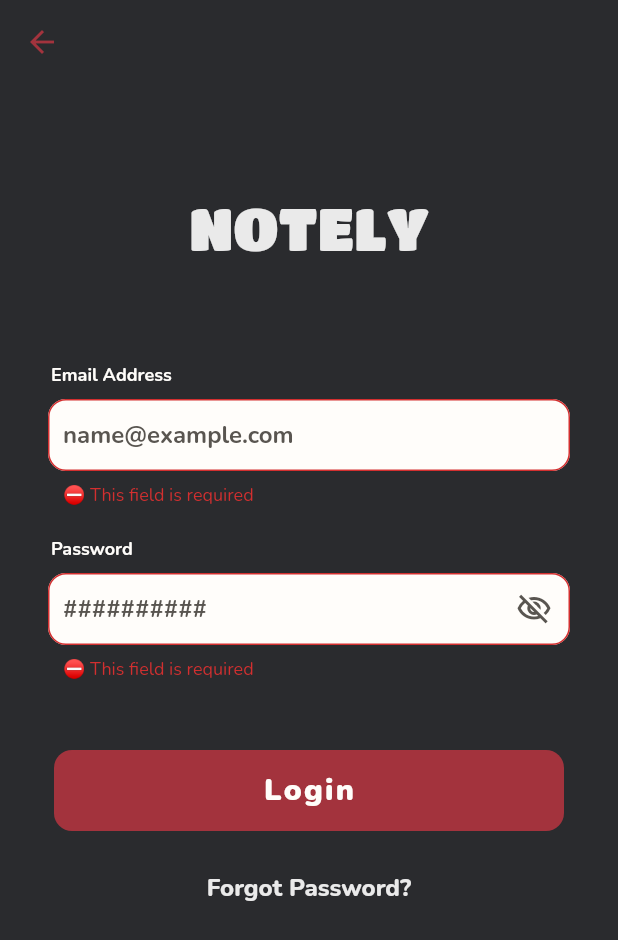
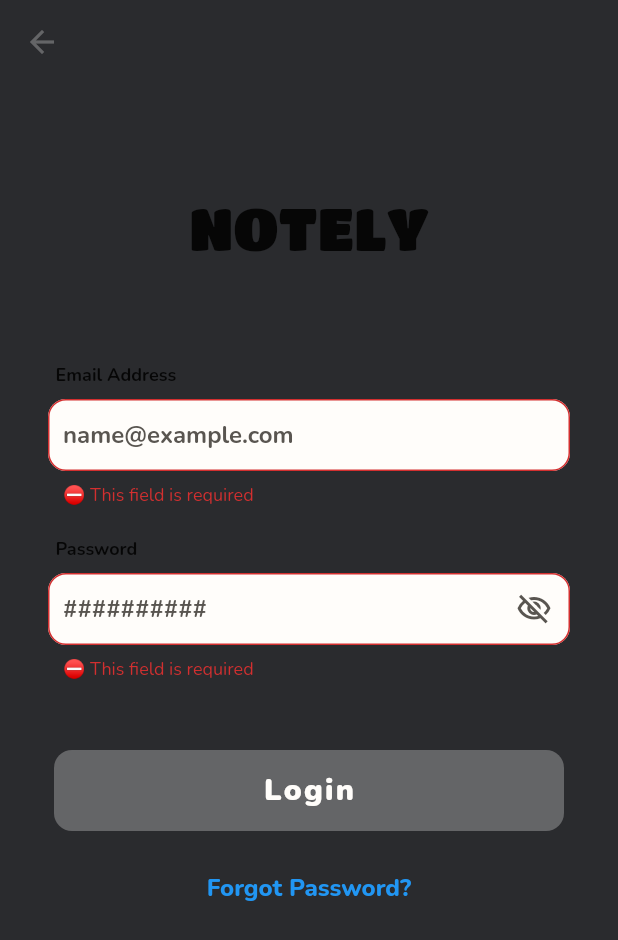
Before and after one commit to rabianurtunen0/Notely, a Flutter app: the Login screen opened directly, after a tap on "Login", on a phone screen of 412 x 824 dp. Shown: the top 940 px of the screen. Run offline on Flutter 3.47's test engine with Material 2 defaults, Android fonts, the phone set to English and light mode, and no system bars; our stand-ins replace cloud_firestore, firebase_auth, firebase_core, fluttertoast, get; accounts and stored records are empty.

Commit message:
colors changed

```diff
--- a/lib/login.dart
+++ b/lib/login.dart
@@ -2,7 +2,7 @@ import 'package:firebase_auth/firebase_auth.dart';
 import 'package:flutter/material.dart';
 import 'package:fluttertoast/fluttertoast.dart';
 import 'package:get/get.dart';
-import 'package:hive/hive.dart';
+import 'package:notely/createaccount.dart';
 import 'package:notely/passwordreset.dart';
 import 'package:notely/startseite.dart';
 
@@ -21,34 +21,6 @@ class _LoginState extends State<Login> {
   final _fromKey = GlobalKey<FormState>();
 
   bool _isVisible = true;
-  /*
-  bool _isChecked = false;
-  late Box box1;
-
-  @override
-  void initState() {
-    super.initState();
-    createBox();
-  }
-
-  void createBox() async {
-    box1 = await Hive.openBox('signData');
-    getData();
-  }
-
-  void getData() {
-    if (box1.get('email') != null) {
-      emailEditingController.text = box1.get('email');
-      _isChecked = true;
-      setState(() {});
-    }
-    if (box1.get('password') != null) {
-      passwordEditingController.text = box1.get('password');
-      _isChecked = true;
-      setState(() {});
-    }
-  }
-  */
 
   @override
   Widget build(BuildContext context) {
@@ -59,11 +31,12 @@ class _LoginState extends State<Login> {
         backgroundColor: Colors.transparent,
         elevation: 0,
         leading: IconButton(
-          onPressed: () => Get.back(),
-          icon: const Icon(
+          onPressed: () => Get.to(const CreateAccount()),
+          icon: Icon(
             Icons.arrow_back,
-            color: Color(0XFFA3333D),
+            color: Theme.of(context).highlightColor,
           ),
+          splashRadius: 20.0,
         ),
       ),
       body: SafeArea(
@@ -76,27 +49,27 @@ class _LoginState extends State<Login> {
                 Container(
                   alignment: Alignment.center,
                   margin: const EdgeInsets.fromLTRB(0.0, 40.0, 0.0, 48.0),
-                  child: const Text(
+                  child: Text(
                     'NOTELY',
                     style: TextStyle(
                       fontFamily: 'Titan One',
                       fontStyle: FontStyle.normal,
                       fontWeight: FontWeight.w400,
                       fontSize: 40,
-                      color: Color(0XFFEAEAEA),
+                      color: Theme.of(context).textSelectionTheme.selectionColor,
                     ),
                   ),
                 ),
                 Container(
                   alignment: Alignment.topLeft,
-                  margin: const EdgeInsets.fromLTRB(2.0, 20.0, 0.0, 8.0),
-                  child: const Text(
+                  margin: const EdgeInsets.fromLTRB(5.0, 20.0, 0.0, 8.0),
+                  child: Text(
                     'Email Address',
                     style: TextStyle(
                       fontStyle: FontStyle.normal,
                       fontWeight: FontWeight.w700,
                       fontSize: 12,
-                      color: Color(0XFFFFFDFA),
+                      color: Theme.of(context).textSelectionTheme.selectionColor,
                     ),
                   ),
                 ),
@@ -157,14 +130,14 @@ class _LoginState extends State<Login> {
                 ),
                 Container(
                   alignment: Alignment.topLeft,
-                  margin: const EdgeInsets.fromLTRB(2.0, 20.0, 0.0, 8.0),
-                  child: const Text(
+                  margin: const EdgeInsets.fromLTRB(5.0, 20.0, 0.0, 8.0),
+                  child: Text(
                     'Password',
                     style: TextStyle(
                       fontStyle: FontStyle.normal,
                       fontWeight: FontWeight.w700,
                       fontSize: 12,
-                      color: Color(0XFFFFFDFA),
+                      color: Theme.of(context).textSelectionTheme.selectionColor,
                     ),
                   ),
                 ),
@@ -222,6 +195,7 @@ class _LoginState extends State<Login> {
                               : Icons.visibility_outlined,
                           color: const Color(0XFF595550),
                         ),
+                        splashColor: Colors.transparent,
                       ),
                       enabledBorder: OutlineInputBorder(
                         borderSide: const BorderSide(color: Color(0XFFF2E5D5)),
@@ -237,33 +211,6 @@ class _LoginState extends State<Login> {
                     ),
                   ),
                 ),
-                /*
-                Container(
-                  margin: const EdgeInsets.fromLTRB(0.0, 16.0, 0.0, 0.0),
-                  child: Row(
-                    children: [
-                      Checkbox(
-                        checkColor: Colors.white,
-                        activeColor:  const Color(0XFFA3333D),
-                          value: _isChecked,
-                          onChanged: (value) async {
-                            _isChecked = !_isChecked;
-                            setState(() {});
-                          }
-                      ),
-                      const Text(
-                        'Keep me logged in',
-                        style: TextStyle(
-                          fontStyle: FontStyle.normal,
-                          fontWeight: FontWeight.w800,
-                          fontSize: 16,
-                          color: Color(0XFFEAEAEA),
-                        ),
-                      ),
-                    ],
-                  ),
-                ),
-                */
                 Container(
                   width: 340,
                   alignment: Alignment.center,
@@ -271,14 +218,16 @@ class _LoginState extends State<Login> {
                   child: Material(
                     elevation: 0,
                     borderRadius: BorderRadius.circular(12.0),
-                    color: const Color(0XFFA3333D),
+                    color: Theme.of(context).highlightColor,
                     child: MaterialButton(
                       minWidth: MediaQuery.of(context).size.width,
                       height: 54,
+                      shape: RoundedRectangleBorder(
+                        borderRadius: BorderRadius.circular(12.0),
+                      ),
                       onPressed: () {
                         login(emailEditingController.text,
                             passwordEditingController.text);
-                        //_getData();
                       },
                       child: const Text(
                         'Login',
@@ -300,13 +249,17 @@ class _LoginState extends State<Login> {
                     onPressed: () {
                       Get.to(const PasswordReset());
                     },
-                    child: const Text(
+                    style: ButtonStyle(
+                      overlayColor: MaterialStateProperty.all<Color>(
+                          Theme.of(context).backgroundColor),
+                    ),
+                    child: Text(
                       'Forgot Password?',
                       style: TextStyle(
                         fontStyle: FontStyle.normal,
                         fontWeight: FontWeight.w800,
                         fontSize: 16,
-                        color: Color(0XFFEAEAEA),
+                        color: Theme.of(context).textSelectionTheme.selectionColor,
                       ),
                     ),
                   ),
@@ -326,8 +279,8 @@ class _LoginState extends State<Login> {
           .then((email) async => {
                 Fluttertoast.showToast(
                   msg: "Login succesfully :) ",
-                  backgroundColor: const Color(0XFFA3333D),
-                  textColor: Colors.white,
+                  backgroundColor: Theme.of(context).highlightColor,
+                  textColor: const Color(0XFFFFFDFA),
                   fontSize: 14.0,
                 ),
                 Get.to(const StartSeite())
@@ -335,22 +288,11 @@ class _LoginState extends State<Login> {
           .catchError((e) {
         Fluttertoast.showToast(
           msg: "Sorry, you couldn't not log in. Please check your information.",
-          backgroundColor: const Color(0XFFA3333D),
-          textColor: Colors.white,
+          backgroundColor: Theme.of(context).highlightColor,
+          textColor: const Color(0XFFFFFDFA),
           fontSize: 14.0,
         );
       });
     }
   }
-  /*
-  void _getData() {
-    if (_isChecked) {
-      box1.put('email', emailEditingController.text);
-      box1.put('password', passwordEditingController.text);
-    } else {
-      box1.put('email', null);
-      box1.put('password', null);
-    }
-  }
-  */
 }
```
